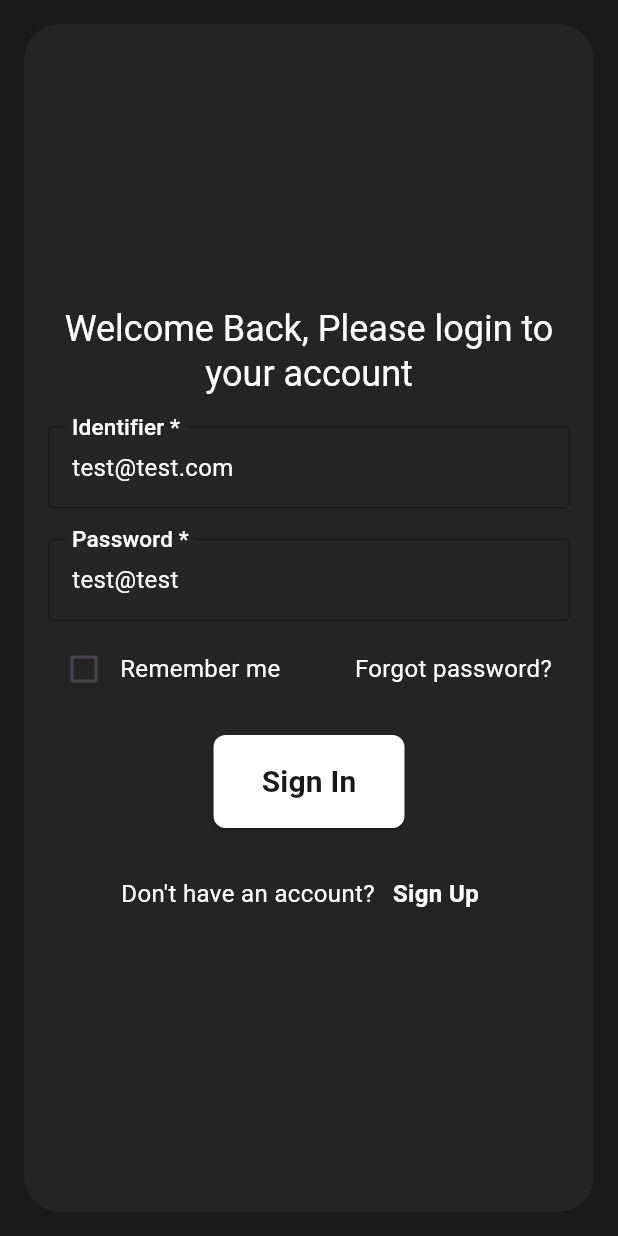
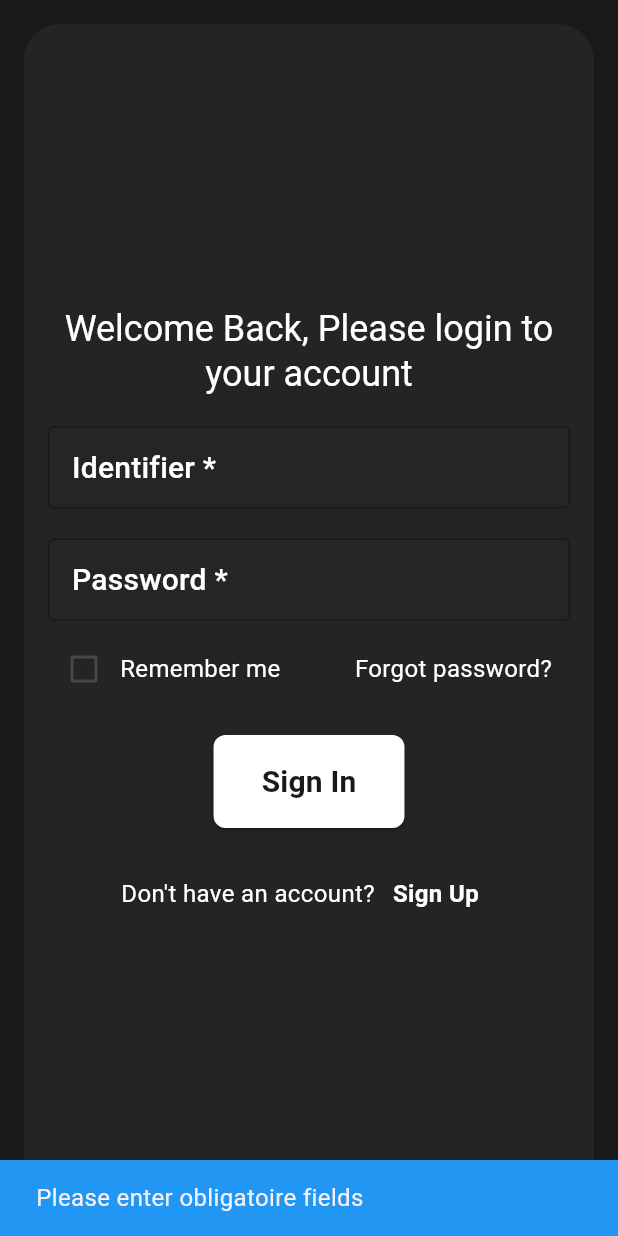
Before and after one commit to Aiacheamine24/medical_client_side, a Flutter app: the screen it shows after launch, after a tap on "Sign In", on a phone screen of 412 x 824 dp. Run offline on Flutter 3.47's test engine with Material 3 defaults, Android fonts, the light colour scheme and no system bars; our stand-ins replace bloc, dartz, dio, equatable, flutter_bloc, get_it and 3 more.

Commit message:
Finish most of sprint 1

```diff
--- a/lib/core/common/widgets/custom_text_form.dart
+++ b/lib/core/common/widgets/custom_text_form.dart
@@ -11,6 +11,7 @@ class CustomTextForm extends StatelessWidget {
     required this.hintText,
     required this.label,
     required this.controller,
+    this.obscureText = false,
   });
 
   final FocusNode? focusNode;
@@ -21,10 +22,12 @@ class CustomTextForm extends StatelessWidget {
   final String hintText;
   final String label;
   final TextEditingController controller;
+  final bool obscureText;
 
   @override
   Widget build(BuildContext context) {
     return TextFormField(
+      obscureText: obscureText,
       controller: controller,
       focusNode: focusNode ?? FocusNode(),
       onFieldSubmitted: onFieldSubmitted ?? (_) {},
--- a/lib/features/auth/data/repositories/auth_repository_impl.dart
+++ b/lib/features/auth/data/repositories/auth_repository_impl.dart
@@ -35,7 +35,7 @@ class AuthRepositoryImpl implements AuthRepository {
     } catch (e) {
       if (e is DioException) {
         return Left(ApiFailure(
-            message: e.response?.data['message'] ?? e.message,
+            message: e.response?.data['msg'] ?? e.message,
             statusCode: e.response?.statusCode as int));
       } else {
         return Left(ApiFailure(message: e.toString(), statusCode: 500));
--- a/lib/features/auth/presentation/widgets/first_part_sign_up.dart
+++ b/lib/features/auth/presentation/widgets/first_part_sign_up.dart
@@ -58,6 +58,7 @@ class FirstPartSignUp extends StatelessWidget {
         ),
         gapH20,
         CustomTextForm(
+          obscureText: true,
           controller: passwordController,
           hintText: 'Enter your password *',
           label: "Password *",
@@ -91,6 +92,7 @@ class FirstPartSignUp extends StatelessWidget {
         ),
         gapH20,
         CustomTextForm(
+          obscureText: true,
           controller: confirmPasswordController,
           hintText: 'Confirm your password *',
           label: "Confirm Password *",
--- a/lib/features/auth/presentation/widgets/right_content_sign_up.dart
+++ b/lib/features/auth/presentation/widgets/right_content_sign_up.dart
@@ -15,10 +15,10 @@ class RightPartContentSignUp extends StatelessWidget {
     final width = MediaQuery.of(context).size.width;
 
     return Container(
-      padding: EdgeInsets.all(width >= 600 ? Sizes.p64 : Sizes.p16),
+      padding: EdgeInsets.all(width >= 600 ? Sizes.p20 : Sizes.p12),
       width: double.infinity,
       height: double.infinity,
-      margin: EdgeInsets.all(width >= 900 ? Sizes.p64 : Sizes.p16),
+      margin: EdgeInsets.all(width >= 900 ? Sizes.p20 : Sizes.p12),
       decoration: BoxDecoration(
         color: Theme.of(context).dialogBackgroundColor.withOpacity(0.9),
         borderRadius: const BorderRadius.all(Radius.circular(Sizes.p24)),
--- a/lib/features/auth/presentation/widgets/sign_in_form.dart
+++ b/lib/features/auth/presentation/widgets/sign_in_form.dart
@@ -17,8 +17,8 @@ class SignInForm extends StatelessWidget {
     final identifierFocusNode = FocusNode();
     final passwordFocusNode = FocusNode();
     // Parameters
-    final identifierController = TextEditingController(text: 'test@test.com');
-    final passwordController = TextEditingController(text: 'test@test');
+    final identifierController = TextEditingController();
+    final passwordController = TextEditingController();
     // Login function
     void login() {
       final identifier = identifierController.text;
@@ -84,6 +84,7 @@ class SignInForm extends StatelessWidget {
             ),
             gapH20,
             CustomTextForm(
+              obscureText: true,
               controller: passwordController,
               hintText: 'Password',
               label: "Password *",
```
Also changed, not shown: lib/features/auth/presentation/widgets/sign_up_form.dart (+6 -6 lines).
